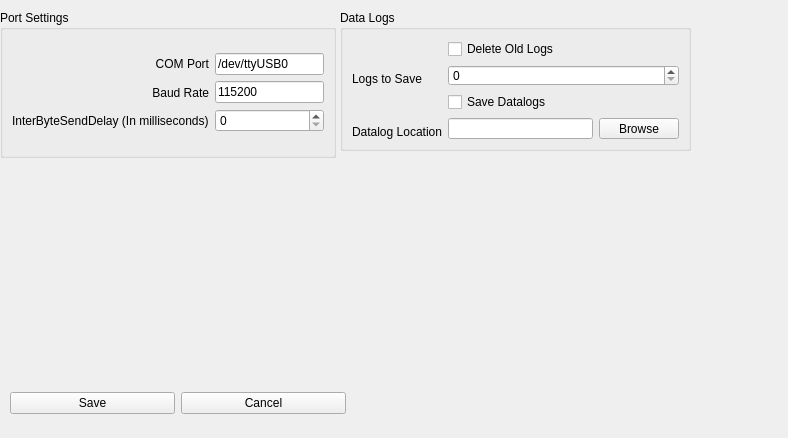
Qt form src/comsettings.ui (fredcooke/emstudio) before a commit.
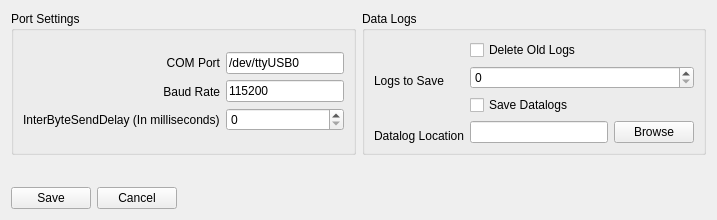
The same form after that commit.

Commit message: Settings window is now properly sized, and internal window titles are handled better

Diff of the .ui file:
```diff
--- a/src/comsettings.ui
+++ b/src/comsettings.ui
@@ -6,22 +6,88 @@
    <rect>
     <x>0</x>
     <y>0</y>
-    <width>788</width>
-    <height>438</height>
+    <width>717</width>
+    <height>220</height>
    </rect>
   </property>
   <property name="windowTitle">
    <string>Form</string>
   </property>
+  <layout class="QVBoxLayout" name="verticalLayout_8">
+   <item>
+    <layout class="QVBoxLayout" name="verticalLayout_3">
+     <item>
+      <layout class="QHBoxLayout" name="horizontalLayout_5">
+       <item>
+        <widget class="QGroupBox" name="groupBox">
+         <property name="title">
+          <string>Port Settings</string>
+         </property>
+         <layout class="QVBoxLayout" name="verticalLayout_5">
+          <item>
+           <layout class="QHBoxLayout" name="horizontalLayout">
+            <item>
+             <layout class="QVBoxLayout" name="verticalLayout">
+              <item>
+               <widget class="QLabel" name="label">
+                <property name="layoutDirection">
+                 <enum>Qt::LeftToRight</enum>
+                </property>
+                <property name="text">
+                 <string>COM Port</string>
+                </property>
+                <property name="alignment">
+                 <set>Qt::AlignRight|Qt::AlignTrailing|Qt::AlignVCenter</set>
+                </property>
+               </widget>
+              </item>
+              <item>
+               <widget class="QLabel" name="label_2">
+                <property name="text">
+                 <string>Baud Rate</string>
+                </property>
+                <property name="alignment">
+                 <set>Qt::AlignRight|Qt::AlignTrailing|Qt::AlignVCenter</set>
+                </property>
+               </widget>
+              </item>
+              <item>
+               <widget class="QLabel" name="label_7">
+                <property name="text">
+                 <string>InterByteSendDelay (In milliseconds)</string>
+                </property>
+               </widget>
+              </item>
+             </layout>
+            </item>
+            <item>
+             <layout class="QVBoxLayout" name="verticalLayout_2">
+              <item>
+               <widget class="QLineEdit" name="portNameLineEdit">
+                <property name="text">
+                 <string>/dev/ttyUSB0</string>
+                </property>
+               </widget>
+              </item>
+              <item>
+               <widget class="QLineEdit" name="baudRateLineEdit">
+                <property name="text">
+                 <string>115200</string>
+                </property>
+               </widget>
+              </item>
+              <item>
+               <widget class="QSpinBox" name="interByteDelaySpinBox"/>
+              </item>
+             </layout>
+            </item>
+           </layout>
+          </item>
+         </layout>
+        </widget>
+       </item>
+       <item>
   <widget class="QGroupBox" name="groupBox_2">
-   <property name="geometry">
-    <rect>
-     <x>340</x>
-     <y>10</y>
-     <width>351</width>
-     <height>141</height>
-    </rect>
-   </property>
    <property name="title">
     <string>Data Logs</string>
    </property>
@@ -111,15 +177,23 @@
     </item>
    </layout>
   </widget>
-  <widget class="QWidget" name="">
-   <property name="geometry">
-    <rect>
-     <x>10</x>
-     <y>390</y>
-     <width>336</width>
-     <height>26</height>
-    </rect>
-   </property>
+       </item>
+      </layout>
+     </item>
+     <item>
+      <spacer name="verticalSpacer_3">
+       <property name="orientation">
+        <enum>Qt::Vertical</enum>
+       </property>
+       <property name="sizeHint" stdset="0">
+        <size>
+         <width>20</width>
+         <height>40</height>
+        </size>
+       </property>
+      </spacer>
+     </item>
+     <item>
    <layout class="QHBoxLayout" name="horizontalLayout_2">
     <item>
      <widget class="QPushButton" name="savePushButton">
@@ -135,82 +209,24 @@
       </property>
      </widget>
     </item>
-   </layout>
-  </widget>
-  <widget class="QGroupBox" name="groupBox">
-   <property name="geometry">
-    <rect>
-     <x>0</x>
-     <y>10</y>
-     <width>336</width>
-     <height>148</height>
-    </rect>
-   </property>
-   <property name="title">
-    <string>Port Settings</string>
-   </property>
-   <layout class="QVBoxLayout" name="verticalLayout_5">
     <item>
-     <layout class="QHBoxLayout" name="horizontalLayout">
-      <item>
-       <layout class="QVBoxLayout" name="verticalLayout">
-        <item>
-         <widget class="QLabel" name="label">
-          <property name="layoutDirection">
-           <enum>Qt::LeftToRight</enum>
-          </property>
-          <property name="text">
-           <string>COM Port</string>
-          </property>
-          <property name="alignment">
-           <set>Qt::AlignRight|Qt::AlignTrailing|Qt::AlignVCenter</set>
-          </property>
-         </widget>
-        </item>
-        <item>
-         <widget class="QLabel" name="label_2">
-          <property name="text">
-           <string>Baud Rate</string>
-          </property>
-          <property name="alignment">
-           <set>Qt::AlignRight|Qt::AlignTrailing|Qt::AlignVCenter</set>
-          </property>
-         </widget>
-        </item>
-        <item>
-         <widget class="QLabel" name="label_7">
-          <property name="text">
-           <string>InterByteSendDelay (In milliseconds)</string>
-          </property>
-         </widget>
-        </item>
-       </layout>
-      </item>
-      <item>
-       <layout class="QVBoxLayout" name="verticalLayout_2">
-        <item>
-         <widget class="QLineEdit" name="portNameLineEdit">
-          <property name="text">
-           <string>/dev/ttyUSB0</string>
-          </property>
-         </widget>
-        </item>
-        <item>
-         <widget class="QLineEdit" name="baudRateLineEdit">
-          <property name="text">
-           <string>115200</string>
-          </property>
-         </widget>
-        </item>
-        <item>
-         <widget class="QSpinBox" name="interByteDelaySpinBox"/>
-        </item>
+        <spacer name="horizontalSpacer">
+         <property name="orientation">
+          <enum>Qt::Horizontal</enum>
+         </property>
+         <property name="sizeHint" stdset="0">
+          <size>
+           <width>40</width>
+           <height>20</height>
+          </size>
+         </property>
+        </spacer>
+       </item>
+      </layout>
+     </item>
        </layout>
       </item>
      </layout>
-    </item>
-   </layout>
-  </widget>
  </widget>
  <resources/>
  <connections/>
```
Left out of the diff: 2 changed lines with no effect on the pictures. Lines whose indentation alone changed are shown as unchanged. The commit also changes 5 other files.
